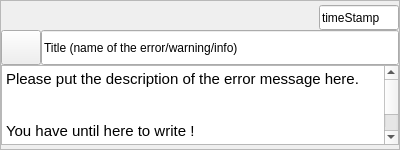
Qt form rover_gui/ui/ui/NotificationHistory.ui (robotique-udes/rover) before a commit.
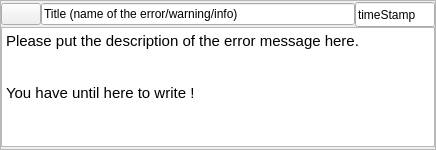
The same form after that commit.

What changed in the file:
```diff
--- a/rover_gui/ui/ui/NotificationHistory.ui
+++ b/rover_gui/ui/ui/NotificationHistory.ui
@@ -6,7 +6,7 @@
    <rect>
     <x>0</x>
     <y>0</y>
-    <width>400</width>
+    <width>436</width>
     <height>150</height>
    </rect>
   </property>
@@ -19,7 +19,7 @@
   <property name="minimumSize">
    <size>
     <width>0</width>
-    <height>150</height>
+    <height>0</height>
    </size>
   </property>
   <property name="maximumSize">
@@ -94,51 +94,6 @@
         <property name="spacing">
          <number>0</number>
         </property>
-        <item>
-         <layout class="QHBoxLayout" name="horizontalLayout">
-          <property name="spacing">
-           <number>0</number>
-          </property>
-          <item>
-           <spacer name="horizontalSpacer">
-            <property name="orientation">
-             <enum>Qt::Horizontal</enum>
-            </property>
-            <property name="sizeHint" stdset="0">
-             <size>
-              <width>260</width>
-              <height>17</height>
-             </size>
-            </property>
-           </spacer>
-          </item>
-          <item>
-           <widget class="QLineEdit" name="timestamp">
-            <property name="sizePolicy">
-             <sizepolicy hsizetype="Fixed" vsizetype="Fixed">
-              <horstretch>0</horstretch>
-              <verstretch>0</verstretch>
-             </sizepolicy>
-            </property>
-            <property name="minimumSize">
-             <size>
-              <width>80</width>
-              <height>25</height>
-             </size>
-            </property>
-            <property name="maximumSize">
-             <size>
-              <width>80</width>
-              <height>25</height>
-             </size>
-            </property>
-            <property name="text">
-             <string>timeStamp</string>
-            </property>
-           </widget>
-          </item>
-         </layout>
-        </item>
         <item>
          <layout class="QHBoxLayout" name="horizontalLayout_2">
           <property name="spacing">
@@ -155,13 +110,13 @@
             <property name="minimumSize">
              <size>
               <width>0</width>
-              <height>35</height>
+              <height>0</height>
              </size>
             </property>
             <property name="maximumSize">
              <size>
               <width>16777215</width>
-              <height>35</height>
+              <height>16777215</height>
              </size>
             </property>
             <property name="text">
@@ -174,13 +129,13 @@
             <property name="minimumSize">
              <size>
               <width>0</width>
-              <height>35</height>
+              <height>0</height>
              </size>
             </property>
             <property name="maximumSize">
              <size>
               <width>16777215</width>
-              <height>35</height>
+              <height>16777215</height>
              </size>
             </property>
             <property name="text">
@@ -191,6 +146,31 @@
             </property>
            </widget>
           </item>
+          <item>
+           <widget class="QLineEdit" name="timestamp">
+            <property name="sizePolicy">
+             <sizepolicy hsizetype="Fixed" vsizetype="Fixed">
+              <horstretch>0</horstretch>
+              <verstretch>0</verstretch>
+             </sizepolicy>
+            </property>
+            <property name="minimumSize">
+             <size>
+              <width>80</width>
+              <height>25</height>
+             </size>
+            </property>
+            <property name="maximumSize">
+             <size>
+              <width>80</width>
+              <height>25</height>
+             </size>
+            </property>
+            <property name="text">
+             <string>timeStamp</string>
+            </property>
+           </widget>
+          </item>
          </layout>
         </item>
         <item>
@@ -210,7 +190,7 @@
           <property name="maximumSize">
            <size>
             <width>16777211</width>
-            <height>80</height>
+            <height>120</height>
            </size>
           </property>
           <property name="readOnly">
```
